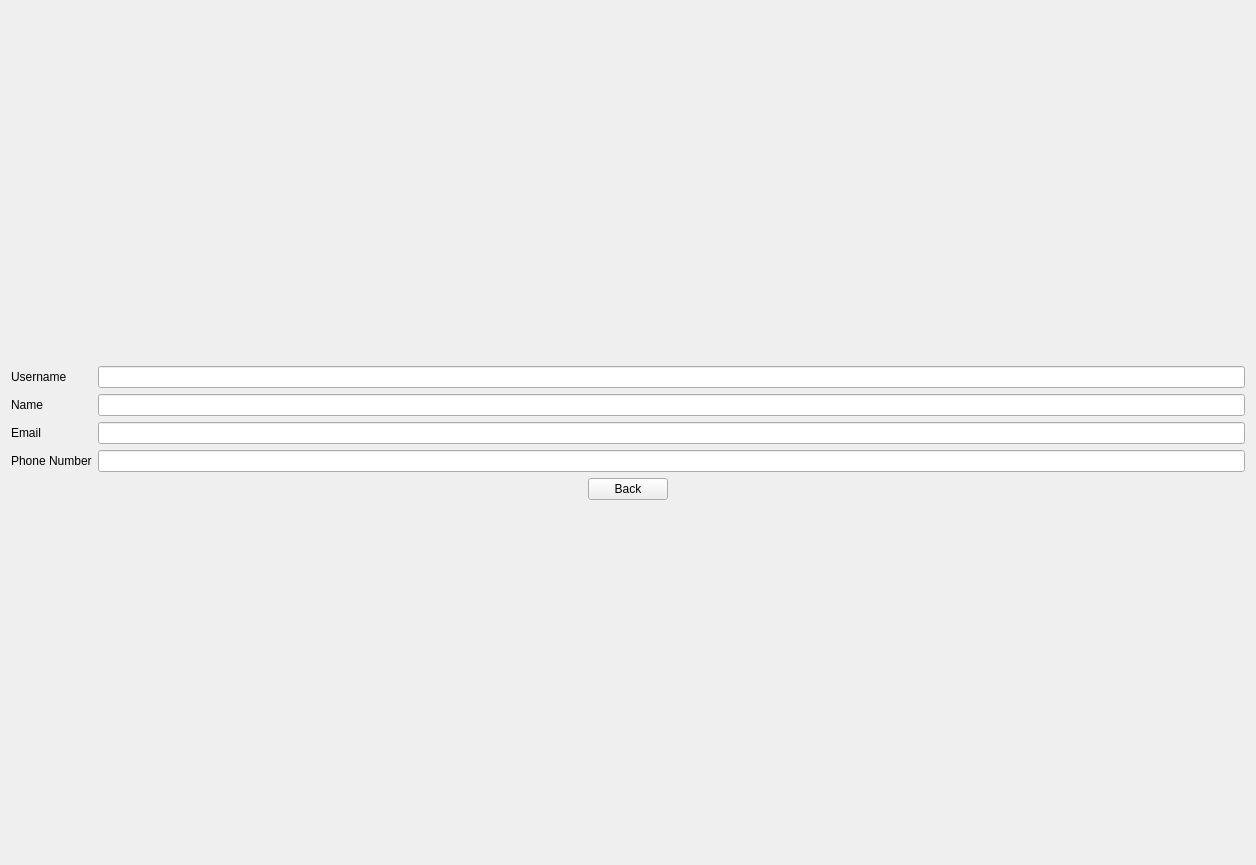
The window that PlaTwo_Client/profileform.ui (arshiarabieirf2006-hub/PlaTwo_AP_Project) describes before a commit, drawn with Qt 5.
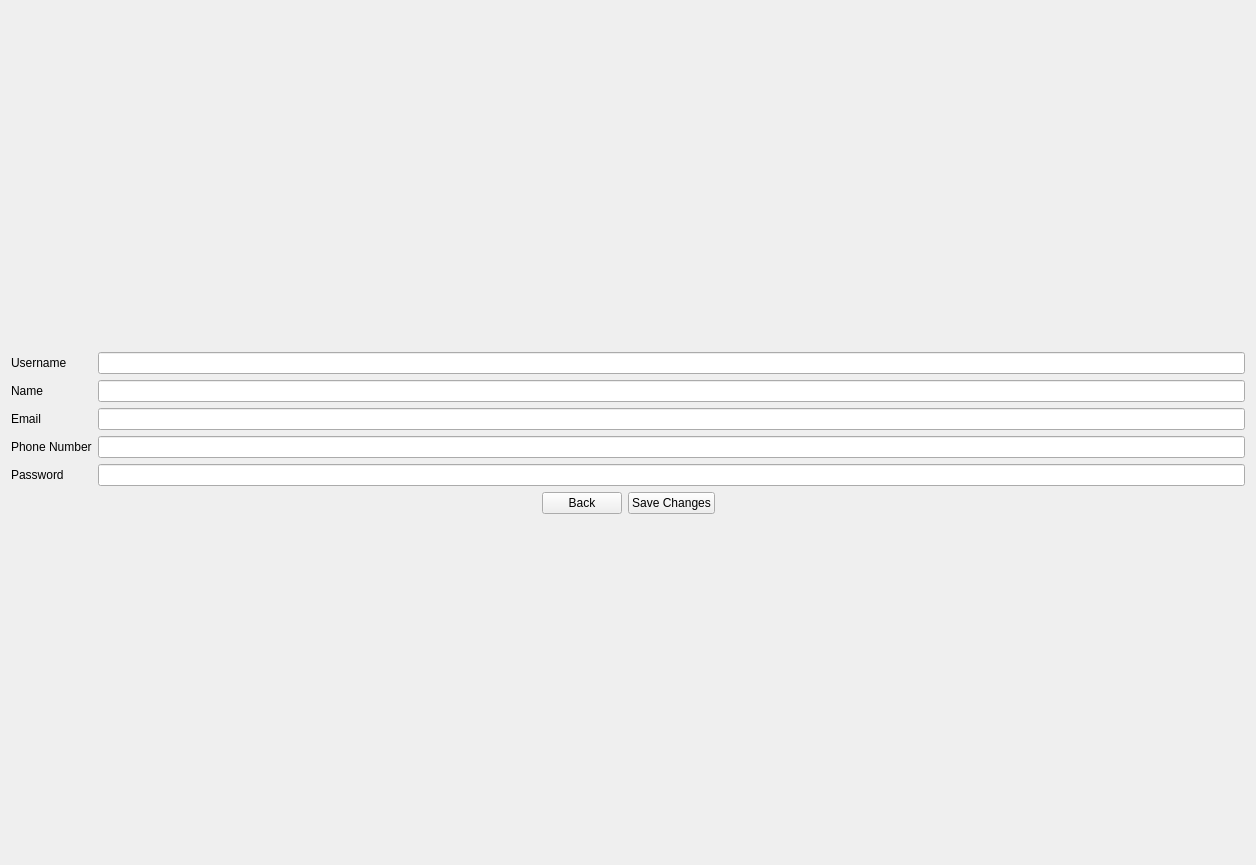
The same window after the commit.

Commit message: Add profile edit feature and update database logic

What changed in the file:
```diff
--- a/PlaTwo_Client/profileform.ui
+++ b/PlaTwo_Client/profileform.ui
@@ -39,7 +39,7 @@
      <item row="0" column="1">
       <widget class="QLineEdit" name="usernameLineEdit">
        <property name="readOnly">
-        <bool>true</bool>
+        <bool>false</bool>
        </property>
       </widget>
      </item>
@@ -53,7 +53,7 @@
      <item row="1" column="1">
       <widget class="QLineEdit" name="nameLineEdit">
        <property name="readOnly">
-        <bool>true</bool>
+        <bool>false</bool>
        </property>
       </widget>
      </item>
@@ -67,7 +67,7 @@
      <item row="2" column="1">
       <widget class="QLineEdit" name="emailLineEdit">
        <property name="readOnly">
-        <bool>true</bool>
+        <bool>false</bool>
        </property>
       </widget>
      </item>
@@ -81,7 +81,21 @@
      <item row="3" column="1">
       <widget class="QLineEdit" name="phoneLineEdit">
        <property name="readOnly">
-        <bool>true</bool>
+        <bool>false</bool>
+       </property>
+      </widget>
+     </item>
+     <item row="4" column="0">
+      <widget class="QLabel" name="label_5">
+       <property name="text">
+        <string>Password</string>
+       </property>
+      </widget>
+     </item>
+     <item row="4" column="1">
+      <widget class="QLineEdit" name="passwordLineEdit">
+       <property name="echoMode">
+        <enum>QLineEdit::EchoMode::Password</enum>
        </property>
       </widget>
      </item>
@@ -109,6 +123,13 @@
        </property>
       </widget>
      </item>
+     <item>
+      <widget class="QPushButton" name="saveButton">
+       <property name="text">
+        <string>Save Changes</string>
+       </property>
+      </widget>
+     </item>
      <item>
       <spacer name="horizontalSpacer_2">
        <property name="orientation">
```
The commit also changes 2 other files.
